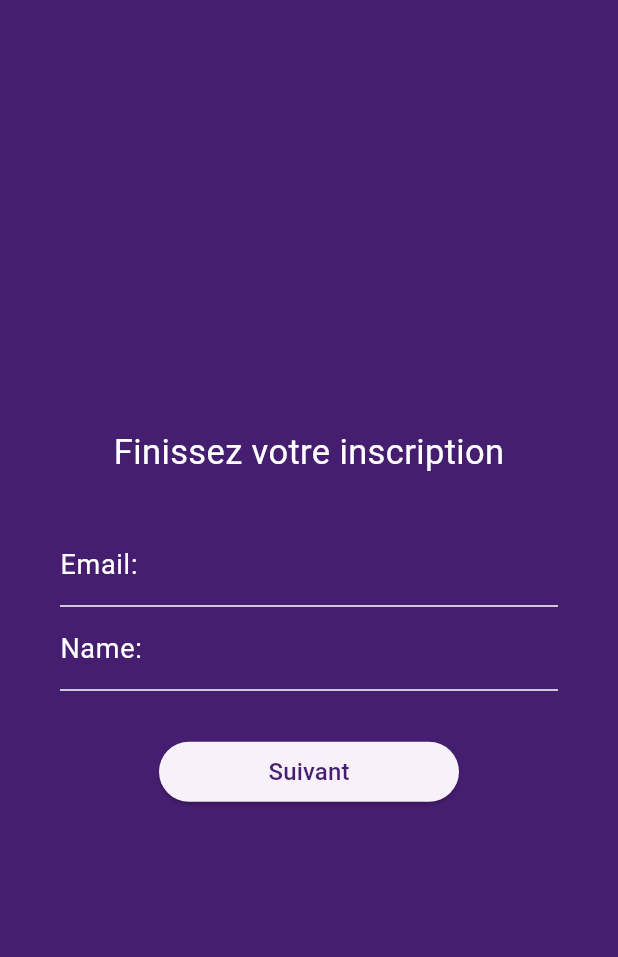
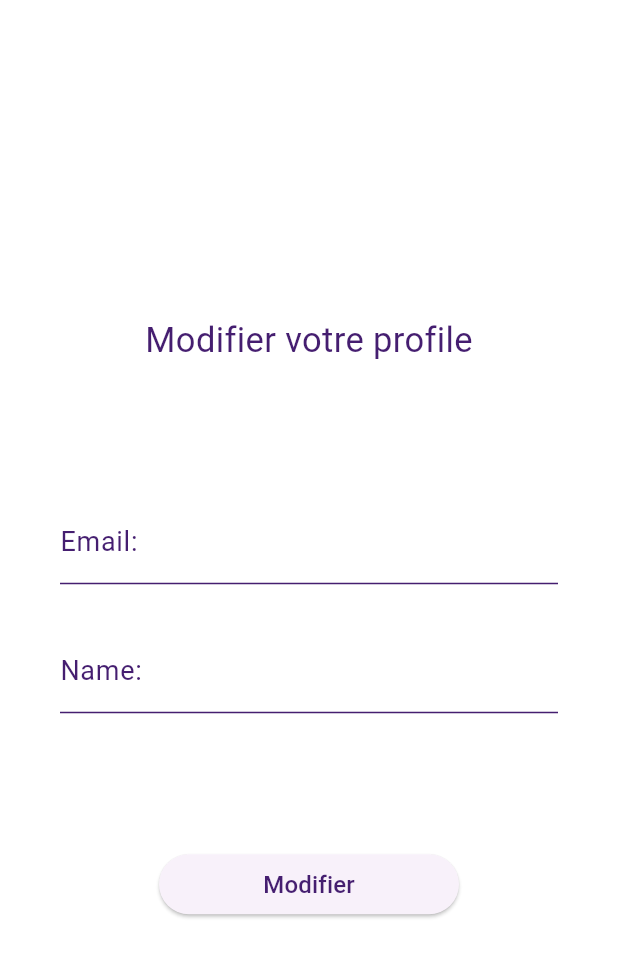
Before and after one commit to demagna123/quiz_app_flutter_adn, a Flutter app: the ProfilScreen screen opened directly with empty values, on a phone screen of 412 x 824 dp. Shown: the top 957 px of the screen. Run offline on Flutter 3.47's test engine with Material 3 defaults, Android fonts, the light colour scheme and no system bars; our stand-ins replace dio; accounts and stored records are empty.

Commit message:
finalisation de la partie profil et gestion des erreurs

```diff
--- a/lib/pages/home/profile.dart
+++ b/lib/pages/home/profile.dart
@@ -6,7 +6,7 @@ import 'package:quiz_app/providers/auth.dart';
 
 class ProfilScreen extends StatefulWidget {
   final UserModel? user;
-  const ProfilScreen({required this.user});
+  ProfilScreen({required this.user});
 
   @override
   State<ProfilScreen> createState() => _ProfilScreenState();
@@ -27,38 +27,50 @@ class _ProfilScreenState extends State<ProfilScreen> {
     final authProvider = Provider.of<AuthProvider>(context, listen: false);
 
     return Scaffold(
-      backgroundColor: Color(0xFF451E70),
+      backgroundColor: Color(0xFFFFFFFF),
 
       body: Padding(
         padding: EdgeInsets.all(40),
         child: Center(
           // Centrage horizontal et vertical
           child: Column(
+            spacing: 30,
             mainAxisAlignment: MainAxisAlignment.center,
             crossAxisAlignment: CrossAxisAlignment.center,
             mainAxisSize: MainAxisSize
                 .min, // pour que la colonne prenne juste la taille des enfants
             children: [
               Text(
-                "Finissez votre inscription",
-                style: TextStyle(color: Colors.white, fontSize: 23),
+                "Modifier votre profile",
+                style: TextStyle(color: Color(0xFF451E70), fontSize: 23),
               ),
               SizedBox(height: 30), // espace vertical
+
+              if (errorMessage)
+                Container(
+                  width: 300,
+                  height: 50,
+                  color: Colors.red,
+                  child: Text(
+                    "Veillez remplire bien les champs",
+                    style: TextStyle(color: Colors.white, fontSize: 20),
+                  ),
+                ),
               SizedBox(
                 width: 400,
                 child: TextField(
                   controller: emailController,
-                  style: TextStyle(color: Colors.white),
+                  style: TextStyle(color: Color(0xFF451E70)),
                   decoration: InputDecoration(
                     label: Text(
                       "Email:",
-                      style: TextStyle(color: Colors.white, fontSize: 18),
+                      style: TextStyle(color: Color(0xFF451E70), fontSize: 18),
                     ),
                     enabledBorder: UnderlineInputBorder(
-                      borderSide: BorderSide(color: Colors.white),
+                      borderSide: BorderSide(color: Color(0xFF451E70)),
                     ),
                     focusedBorder: UnderlineInputBorder(
-                      borderSide: BorderSide(color: Colors.white),
+                      borderSide: BorderSide(color: Color(0xFF451E70)),
                     ),
                   ),
                 ),
@@ -68,17 +80,17 @@ class _ProfilScreenState extends State<ProfilScreen> {
                 width: 400,
                 child: TextField(
                   controller: nameController,
-                  style: TextStyle(color: Colors.white),
+                  style: TextStyle(color: Color(0xFF451E70)),
                   decoration: InputDecoration(
                     label: Text(
                       "Name:",
-                      style: TextStyle(color: Colors.white, fontSize: 18),
+                      style: TextStyle(color: Color(0xFF451E70), fontSize: 18),
                     ),
                     enabledBorder: UnderlineInputBorder(
-                      borderSide: BorderSide(color: Colors.white),
+                      borderSide: BorderSide(color: Color(0xFF451E70)),
                     ),
                     focusedBorder: UnderlineInputBorder(
-                      borderSide: BorderSide(color: Colors.white),
+                      borderSide: BorderSide(color: Color(0xFF451E70)),
                     ),
                   ),
                 ),
@@ -102,15 +114,18 @@ class _ProfilScreenState extends State<ProfilScreen> {
                       });
 
                       UserModel user = UserModel(
+                        id: widget.user?.id,
                         email: emailController.text,
                         name: nameController.text,
                       );
 
-                      await authProvider.addUser(user);
+                      await authProvider.updateUser(user);
 
                       Navigator.push(
                         context,
-                        MaterialPageRoute(builder: (context) => HomeScreen(user: user,)),
+                        MaterialPageRoute(
+                          builder: (context) => HomeScreen(user: user),
+                        ),
                       );
                       setState(() {
                         isLoading = false;
@@ -124,7 +139,7 @@ class _ProfilScreenState extends State<ProfilScreen> {
                           ),
                         )
                       : Text(
-                          "Suivant",
+                          "Modifier",
                           style: TextStyle(
                             color: Color(0xFF451E70),
                             fontSize: 16,
--- a/lib/providers/auth.dart
+++ b/lib/providers/auth.dart
@@ -30,4 +30,9 @@ class AuthProvider with ChangeNotifier {
     await _apiService.addUser(user);
     notifyListeners();
   }
+
+  Future<void> updateUser(UserModel user) async {
+    await _apiService.updateUser(user);
+    notifyListeners();
+  }
 }
```
Also changed, not shown: lib/pages/auth/login.dart (+12 -1 lines), lib/pages/auth/login_name.dart (+15 -3 lines), lib/services/auth.dart (+6 -6 lines).
